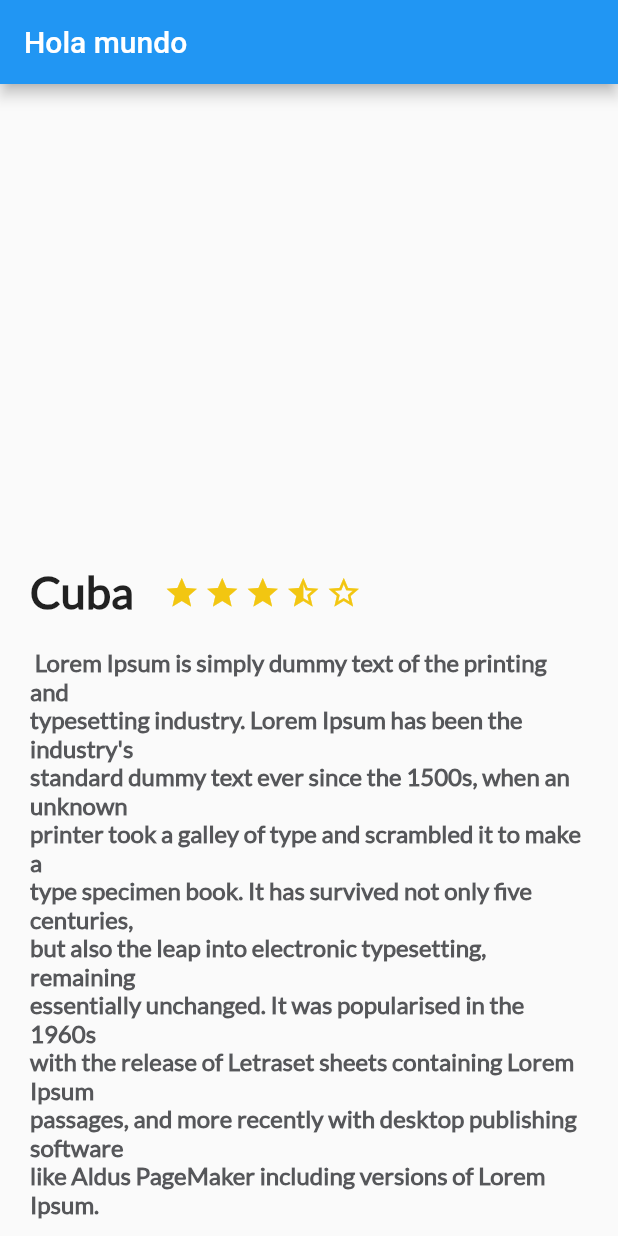
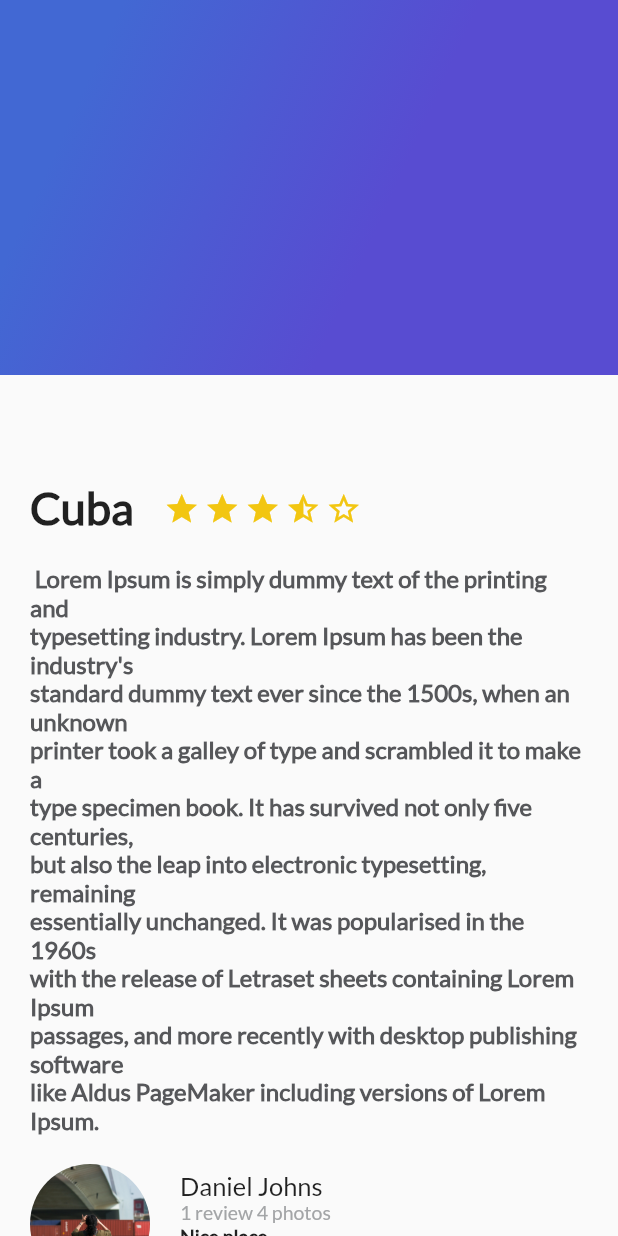
Before and after one commit to alanmaranto/Tripsbook, a Flutter app: the screen it shows after launch, on a phone screen of 412 x 824 dp. Run offline on Flutter 3.47's test engine with Material 2 defaults, Android fonts, the phone set to English and light mode, and no system bars.

Commit message:
feature(review and gradient): review list stack the widgets

```diff
--- /dev/null
+++ b/lib/gradient_back.dart
@@ -0,0 +1,17 @@
+import 'package:flutter/material.dart';
+
+class GradientBack extends StatelessWidget {
+  @override
+  Widget build(BuildContext context) {
+    // TODO: implement build
+    return Container(
+        height: 250.0,
+        decoration: BoxDecoration(
+            gradient: LinearGradient(
+                colors: [Color(0xFF4268D3), Color(0xFF584CD1)],
+                begin: FractionalOffset(0.2, 0.0),
+                end: FractionalOffset(1.0, 0.6),
+                stops: [0.0, 0.6],
+                tileMode: TileMode.clamp)));
+  }
+}
--- a/lib/main.dart
+++ b/lib/main.dart
@@ -1,5 +1,8 @@
 import 'package:flutter/material.dart';
+import 'package:trips/review.dart';
 import 'description_place.dart';
+import 'review_list.dart';
+import 'gradient_back.dart';
 
 void main() {
   runApp(MyApp());
@@ -40,12 +43,16 @@ like Aldus PageMaker including versions of Lorem Ipsum.""";
           visualDensity: VisualDensity.adaptivePlatformDensity,
         ),
         home: Scaffold(
-          appBar: AppBar(
-            title: Text("Hola mundo"),
-          ),
-          body: new DescriptionPlace("Cuba", 4, descriptionDummy),
-        ) //MyHomePage(title: 'Flutter Demo Home Page'),
-        );
+          body: Stack(children: <Widget>[
+            ListView(
+              children: <Widget>[
+                DescriptionPlace("Cuba", 4, descriptionDummy),
+                ReviewList()
+              ],
+            ),
+            GradientBack()
+          ]),
+        ));
   }
 }
 
--- a/lib/review.dart
+++ b/lib/review.dart
@@ -12,7 +12,7 @@ class Review extends StatelessWidget {
   Widget build(BuildContext context) {
     final userComment = Container(
       margin: EdgeInsets.only(left: 20.0),
-      child: Text(details,
+      child: Text(comments,
           textAlign: TextAlign.left,
           style: TextStyle(
               fontFamily: "Lato", fontSize: 13.0, fontWeight: FontWeight.w900)),
--- /dev/null
+++ b/lib/review_list.dart
@@ -0,0 +1,18 @@
+import 'package:flutter/material.dart';
+import 'review.dart';
+
+class ReviewList extends StatelessWidget {
+  @override
+  Widget build(BuildContext context) {
+    return Column(
+        crossAxisAlignment: CrossAxisAlignment.start,
+        children: <Widget>[
+          Review("assets/img/daniel.jpg", "Daniel Johns", "1 review 4 photos",
+              "Nice place"),
+          Review("assets/img/harps.jpg", "Harps Johns", "2 review 2 photos",
+              "I would like to visit again"),
+          Review("assets/img/sushi.jpg", "Sushi Johns", "1 review 4 photos",
+              "Really quiet")
+        ]);
+  }
+}
--- a/pubspec.yaml
+++ b/pubspec.yaml
@@ -44,7 +44,10 @@ flutter:
 
   # To add assets to your application, add an assets section, like this:
   assets:
-    - assets/img/daniel-van-den-berg-10wC96_DlAI-unsplash.jpg
+    # - assets/img/sushi.jpg
+    # - assets/img/harps.jpg
+    # - assets/img/daniel.jpg
+    - assets/img/
   #   - images/a_dot_ham.jpeg
 
   # An image asset can refer to one or more resolution-specific "variants", see
```
Also changed, not shown: assets/img/daniel.jpg (renamed from assets/img/daniel-van-den-berg-10wC96_DlAI-unsplash.jpg), assets/img/harps.jpg (added), assets/img/sushi.jpg (added).
